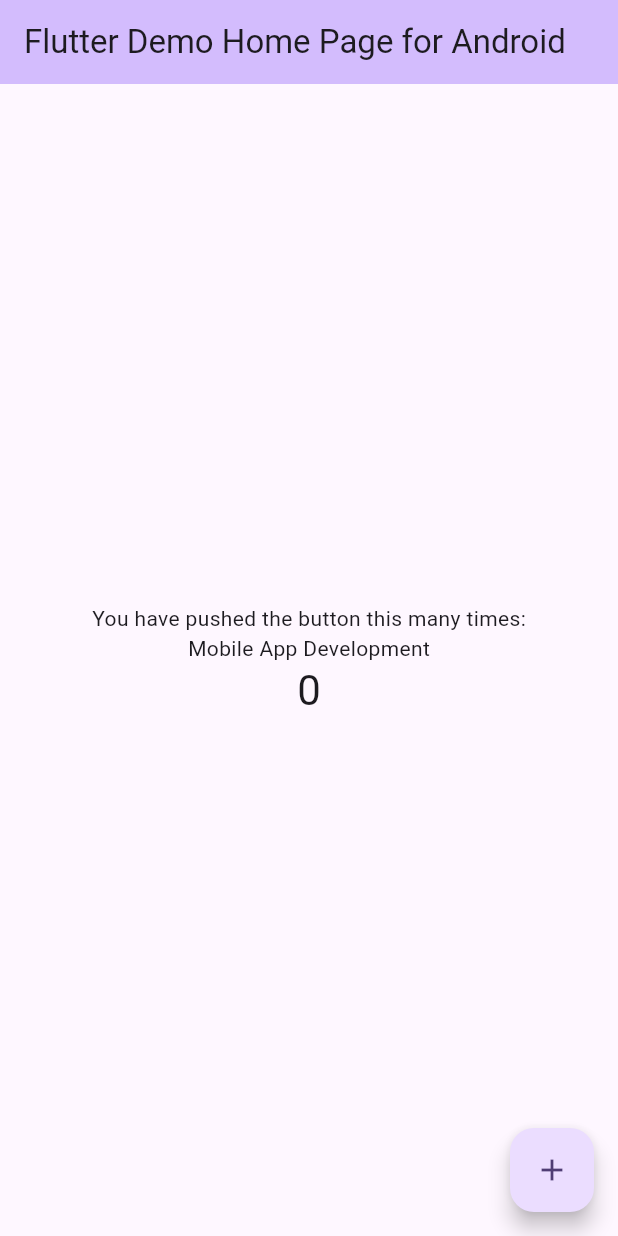
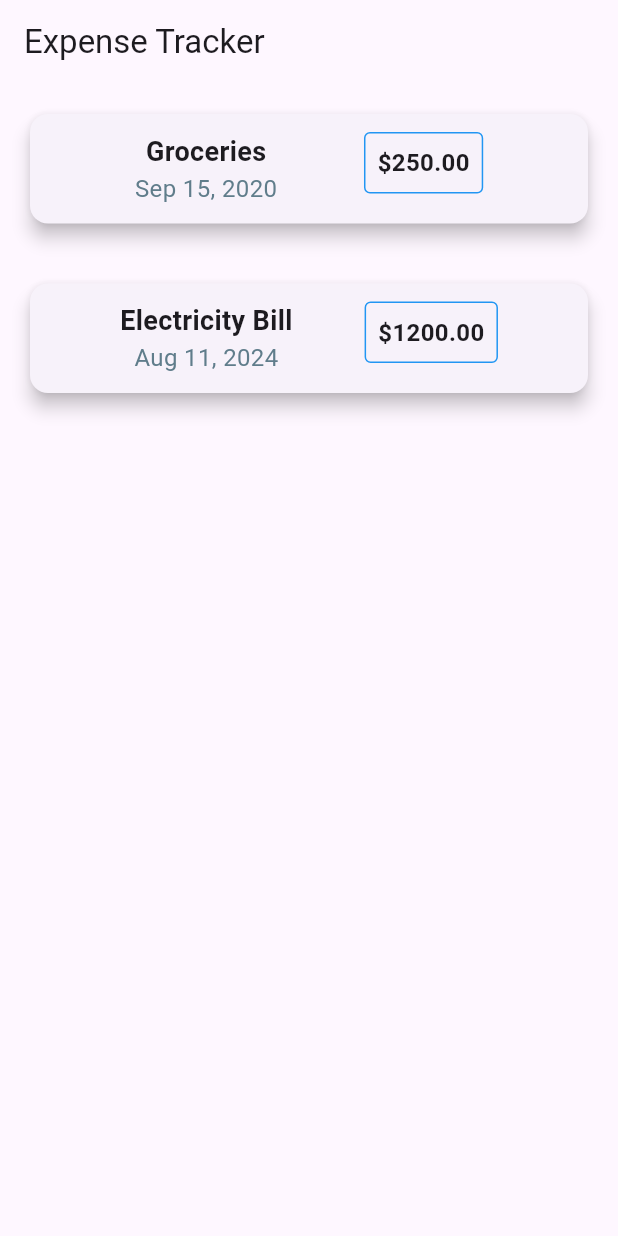
Before and after one commit to ramlanrinos/expense-tracker, a Flutter app: the screen it shows after launch, on a phone screen of 412 x 824 dp. Run offline on Flutter 3.47's test engine with Material 3 defaults, Android fonts, the phone set to English and light mode, and no system bars.

Commit message:
Expense Tracker created

```diff
--- a/lib/main.dart
+++ b/lib/main.dart
@@ -1,123 +1,210 @@
 import 'package:flutter/material.dart';
 
 void main() {
-  runApp(const MyApp());
+  runApp(const ExpenseApp());
 }
 
-class MyApp extends StatelessWidget {
-  const MyApp({super.key});
+// class MyApp extends StatelessWidget {
+//   const MyApp({super.key});
 
-  // This widget is the root of your application.
+//   // This widget is the root of your application.
+//   @override
+//   Widget build(BuildContext context) {
+//     return MaterialApp(
+//       title: 'Flutter Demo',
+//       theme: ThemeData(
+//         // This is the theme of your application.
+//         //
+//         // TRY THIS: Try running your application with "flutter run". You'll see
+//         // the application has a purple toolbar. Then, without quitting the app,
+//         // try changing the seedColor in the colorScheme below to Colors.green
+//         // and then invoke "hot reload" (save your changes or press the "hot
+//         // reload" button in a Flutter-supported IDE, or press "r" if you used
+//         // the command line to start the app).
+//         //
+//         // Notice that the counter didn't reset back to zero; the application
+//         // state is not lost during the reload. To reset the state, use hot
+//         // restart instead.
+//         //
+//         // This works for code too, not just values: Most code changes can be
+//         // tested with just a hot reload.
+//         colorScheme: ColorScheme.fromSeed(seedColor: Colors.deepPurple),
+//       ),
+//       home: const MyHomePage(title: 'Flutter Demo Home Page for Android'),
+//     );
+//   }
+// }
+
+// class MyHomePage extends StatefulWidget {
+//   const MyHomePage({super.key, required this.title});
+
+//   // This widget is the home page of your application. It is stateful, meaning
+//   // that it has a State object (defined below) that contains fields that affect
+//   // how it looks.
+
+//   // This class is the configuration for the state. It holds the values (in this
+//   // case the title) provided by the parent (in this case the App widget) and
+//   // used by the build method of the State. Fields in a Widget subclass are
+//   // always marked "final".
+
+//   final String title;
+
+//   @override
+//   State<MyHomePage> createState() => _MyHomePageState();
+// }
+
+// class _MyHomePageState extends State<MyHomePage> {
+//   int _counter = 0;
+
+//   void _incrementCounter() {
+//     setState(() {
+//       // This call to setState tells the Flutter framework that something has
+//       // changed in this State, which causes it to rerun the build method below
+//       // so that the display can reflect the updated values. If we changed
+//       // _counter without calling setState(), then the build method would not be
+//       // called again, and so nothing would appear to happen.
+//       _counter++;
+//     });
+//   }
+
+//   @override
+//   Widget build(BuildContext context) {
+//     // This method is rerun every time setState is called, for instance as done
+//     // by the _incrementCounter method above.
+//     //
+//     // The Flutter framework has been optimized to make rerunning build methods
+//     // fast, so that you can just rebuild anything that needs updating rather
+//     // than having to individually change instances of widgets.
+//     return Scaffold(
+//       appBar: AppBar(
+//         // TRY THIS: Try changing the color here to a specific color (to
+//         // Colors.amber, perhaps?) and trigger a hot reload to see the AppBar
+//         // change color while the other colors stay the same.
+//         backgroundColor: Theme.of(context).colorScheme.inversePrimary,
+//         // Here we take the value from the MyHomePage object that was created by
+//         // the App.build method, and use it to set our appbar title.
+//         title: Text(widget.title),
+//       ),
+//       body: Center(
+//         // Center is a layout widget. It takes a single child and positions it
+//         // in the middle of the parent.
+//         child: Column(
+//           // Column is also a layout widget. It takes a list of children and
+//           // arranges them vertically. By default, it sizes itself to fit its
+//           // children horizontally, and tries to be as tall as its parent.
+//           //
+//           // Column has various properties to control how it sizes itself and
+//           // how it positions its children. Here we use mainAxisAlignment to
+//           // center the children vertically; the main axis here is the vertical
+//           // axis because Columns are vertical (the cross axis would be
+//           // horizontal).
+//           //
+//           // TRY THIS: Invoke "debug painting" (choose the "Toggle Debug Paint"
+//           // action in the IDE, or press "p" in the console), to see the
+//           // wireframe for each widget.
+//           mainAxisAlignment: MainAxisAlignment.center,
+//           children: <Widget>[
+//             const Text('You have pushed the button this many times:'),
+//             const Text('Mobile App Development'),
+//             Text(
+//               '$_counter',
+//               style: Theme.of(context).textTheme.headlineMedium,
+//             ),
+//           ],
+//         ),
+//       ),
+//       floatingActionButton: FloatingActionButton(
+//         onPressed: _incrementCounter,
+//         tooltip: 'Increment',
+//         child: const Icon(Icons.add),
+//       ), // This trailing comma makes auto-formatting nicer for build methods.
+//     );
+//   }
+// }
+
+class ExpenseApp extends StatelessWidget {
+  const ExpenseApp({
+    super.key,
+  }); // here we don't need build object again and again thats why use const
+
   @override
   Widget build(BuildContext context) {
-    return MaterialApp(
-      title: 'Flutter Demo',
-      theme: ThemeData(
-        // This is the theme of your application.
-        //
-        // TRY THIS: Try running your application with "flutter run". You'll see
-        // the application has a purple toolbar. Then, without quitting the app,
-        // try changing the seedColor in the colorScheme below to Colors.green
-        // and then invoke "hot reload" (save your changes or press the "hot
-        // reload" button in a Flutter-supported IDE, or press "r" if you used
-        // the command line to start the app).
-        //
-        // Notice that the counter didn't reset back to zero; the application
-        // state is not lost during the reload. To reset the state, use hot
-        // restart instead.
-        //
-        // This works for code too, not just values: Most code changes can be
-        // tested with just a hot reload.
-        colorScheme: ColorScheme.fromSeed(seedColor: Colors.deepPurple),
+    return MaterialApp(home: const ExpenseHome());
+  }
+}
+
+class ExpenseHome extends StatelessWidget {
+  const ExpenseHome({super.key});
+
+  @override
+  Widget build(BuildContext context) {
+    return Scaffold(
+      appBar: AppBar(title: Text("Expense Tracker")),
+      body: Column(
+        children: [
+          ExpenseCard(title: "Groceries", date: "Sep 15, 2020", price: 250.0),
+          ExpenseCard(
+            title: "Electricity Bill",
+            date: "Aug 11, 2024",
+            price: 1200.0,
+          ),
+        ],
       ),
-      home: const MyHomePage(title: 'Flutter Demo Home Page for Android'),
     );
   }
 }
 
-class MyHomePage extends StatefulWidget {
-  const MyHomePage({super.key, required this.title});
+class ExpenseCard extends StatelessWidget {
+  final String title;
+  final String date;
+  final double price;
 
-  // This widget is the home page of your application. It is stateful, meaning
-  // that it has a State object (defined below) that contains fields that affect
-  // how it looks.
-
-  // This class is the configuration for the state. It holds the values (in this
-  // case the title) provided by the parent (in this case the App widget) and
-  // used by the build method of the State. Fields in a Widget subclass are
-  // always marked "final".
-
-  final String title;
-
-  @override
-  State<MyHomePage> createState() => _MyHomePageState();
-}
-
-class _MyHomePageState extends State<MyHomePage> {
-  int _counter = 0;
-
-  void _incrementCounter() {
-    setState(() {
-      // This call to setState tells the Flutter framework that something has
-      // changed in this State, which causes it to rerun the build method below
-      // so that the display can reflect the updated values. If we changed
-      // _counter without calling setState(), then the build method would not be
-      // called again, and so nothing would appear to happen.
-      _counter++;
-    });
-  }
+  const ExpenseCard({
+    required this.title,
+    required this.date,
+    required this.price,
+    super.key,
+  });
 
   @override
   Widget build(BuildContext context) {
-    // This method is rerun every time setState is called, for instance as done
-    // by the _incrementCounter method above.
-    //
-    // The Flutter framework has been optimized to make rerunning build methods
-    // fast, so that you can just rebuild anything that needs updating rather
-    // than having to individually change instances of widgets.
-    return Scaffold(
-      appBar: AppBar(
-        // TRY THIS: Try changing the color here to a specific color (to
-        // Colors.amber, perhaps?) and trigger a hot reload to see the AppBar
-        // change color while the other colors stay the same.
-        backgroundColor: Theme.of(context).colorScheme.inversePrimary,
-        // Here we take the value from the MyHomePage object that was created by
-        // the App.build method, and use it to set our appbar title.
-        title: Text(widget.title),
-      ),
-      body: Center(
-        // Center is a layout widget. It takes a single child and positions it
-        // in the middle of the parent.
-        child: Column(
-          // Column is also a layout widget. It takes a list of children and
-          // arranges them vertically. By default, it sizes itself to fit its
-          // children horizontally, and tries to be as tall as its parent.
-          //
-          // Column has various properties to control how it sizes itself and
-          // how it positions its children. Here we use mainAxisAlignment to
-          // center the children vertically; the main axis here is the vertical
-          // axis because Columns are vertical (the cross axis would be
-          // horizontal).
-          //
-          // TRY THIS: Invoke "debug painting" (choose the "Toggle Debug Paint"
-          // action in the IDE, or press "p" in the console), to see the
-          // wireframe for each widget.
-          mainAxisAlignment: MainAxisAlignment.center,
-          children: <Widget>[
-            const Text('You have pushed the button this many times:'),
-            const Text('Mobile App Development'),
-            Text(
-              '$_counter',
-              style: Theme.of(context).textTheme.headlineMedium,
+    return Card(
+      margin: EdgeInsets.all(20.0),
+      elevation: 5,
+      child: Padding(
+        padding: EdgeInsets.all(12),
+        child: Row(
+          mainAxisAlignment: MainAxisAlignment.spaceEvenly,
+          crossAxisAlignment: CrossAxisAlignment.start,
+          children: [
+            Column(
+              mainAxisSize: MainAxisSize.min,
+              children: [
+                Text(
+                  title,
+                  style: TextStyle(fontSize: 18, fontWeight: FontWeight.bold),
+                ),
+                // SizedBox(height: 5),
+                Text(
+                  date,
+                  style: TextStyle(fontSize: 16, color: Colors.blueGrey),
+                ),
+              ],
+            ),
+            Container(
+              decoration: BoxDecoration(
+                border: Border.all(color: Colors.blue),
+                borderRadius: BorderRadius.circular(4.0),
+              ),
+              padding: EdgeInsets.all(8.0),
+              child: Text(
+                "\$${price.toStringAsFixed(2)}",
+                style: TextStyle(fontSize: 16, fontWeight: FontWeight.bold),
+              ),
             ),
           ],
         ),
       ),
-      floatingActionButton: FloatingActionButton(
-        onPressed: _incrementCounter,
-        tooltip: 'Increment',
-        child: const Icon(Icons.add),
-      ), // This trailing comma makes auto-formatting nicer for build methods.
     );
   }
 }
```
